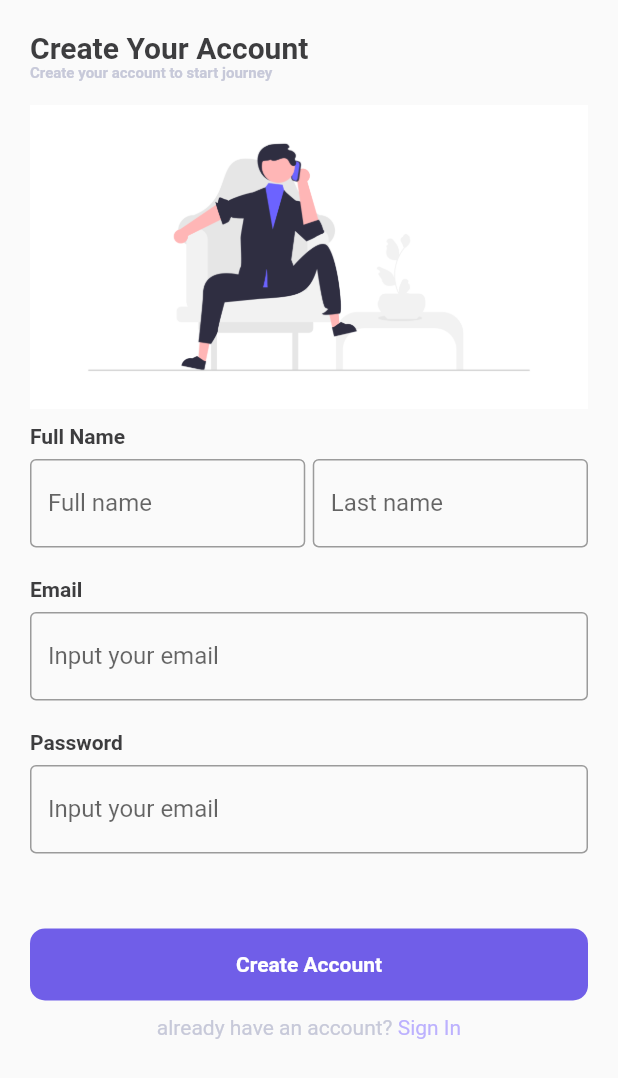
After one commit to aristrisnawan/login-signup-flutter, a Flutter app: the screen it shows after launch, after a tap on "SignUp", on a phone screen of 412 x 824 dp. The commit adds this screen. Shown: the top 1078 px of the screen. Run offline on Flutter 3.47's test engine with Material 2 defaults, Android fonts, the phone set to English and light mode, and no system bars.

Commit message:
add signup page

```diff
--- a/lib/ui/login.dart
+++ b/lib/ui/login.dart
@@ -1,5 +1,6 @@
 import 'package:flutter/material.dart';
 import 'package:login_page/custom/custom_color.dart';
+import 'package:login_page/ui/signup.dart';
 
 class LoginPage extends StatelessWidget {
   const LoginPage({super.key});
@@ -7,19 +8,31 @@ class LoginPage extends StatelessWidget {
   @override
   Widget build(BuildContext context) {
     return Scaffold(
-      body: Container(
+      body: SafeArea(
+        child: Container(
           margin: EdgeInsets.all(20),
-        child: ListView(
-          children:[ Column(
+          child: ListView(children: [
+            Column(
               crossAxisAlignment: CrossAxisAlignment.start,
               children: [
                 Container(
-              margin: EdgeInsets.fromLTRB(0, 10, 0, 30),
                   child: Column(
                     crossAxisAlignment: CrossAxisAlignment.start,
                     children: [
-                  Text("Welcome Back,",style: TextStyle(fontSize: 20,fontWeight: FontWeight.bold,color: MyColor.blackText),),
-                  Text("Login to continue your journey",style: TextStyle(fontSize: 10,fontWeight: FontWeight.w600,color: MyColor.grayPlaceholder),),
+                      Text(
+                        "Welcome Back,",
+                        style: TextStyle(
+                            fontSize: 20,
+                            fontWeight: FontWeight.bold,
+                            color: MyColor.blackText),
+                      ),
+                      Text(
+                        "Login to continue your journey",
+                        style: TextStyle(
+                            fontSize: 10,
+                            fontWeight: FontWeight.w600,
+                            color: MyColor.grayPlaceholder),
+                      ),
                     ],
                   ),
                 ),
@@ -31,20 +44,29 @@ class LoginPage extends StatelessWidget {
                   child: Column(
                     crossAxisAlignment: CrossAxisAlignment.start,
                     children: [
-                  Text("Email",style: TextStyle(color: MyColor.blackText,fontWeight: FontWeight.bold),),
+                      Text(
+                        "Email",
+                        style: TextStyle(
+                            color: MyColor.blackText,
+                            fontWeight: FontWeight.bold),
+                      ),
                       SizedBox(
                         height: 7,
                       ),
                       TextField(
                         decoration: InputDecoration(
                             hintText: "Input your email",
-                border: OutlineInputBorder()
-              ),
+                            border: OutlineInputBorder()),
                       ),
                       SizedBox(
                         height: 20,
                       ),
-            Text("Password",style: TextStyle(color: MyColor.blackText,fontWeight: FontWeight.bold),),
+                      Text(
+                        "Password",
+                        style: TextStyle(
+                            color: MyColor.blackText,
+                            fontWeight: FontWeight.bold),
+                      ),
                       SizedBox(
                         height: 7,
                       ),
@@ -52,29 +74,36 @@ class LoginPage extends StatelessWidget {
                         obscureText: true,
                         decoration: InputDecoration(
                             hintText: "Input your password",
-                border: OutlineInputBorder()
-              ),
+                            border: OutlineInputBorder()),
                       ),
                     ],
                   ),
                 ),
-            Align(alignment: Alignment.centerRight, child: Text("Forgot Password?",style: TextStyle(color: MyColor.blueText))),
+                Align(
+                    alignment: Alignment.centerRight,
+                    child: Text("Forgot Password?",
+                        style: TextStyle(color: MyColor.blueText))),
                 Container(
                   margin: EdgeInsets.fromLTRB(0, 50, 0, 10),
                   child: SizedBox(
                     height: 48,
-                width: MediaQuery.of(context).size.width/1,
+                    width: MediaQuery.of(context).size.width / 1,
                     child: Container(
                       decoration: BoxDecoration(
-                    borderRadius: BorderRadius.circular(10)
-                  ),
+                          borderRadius: BorderRadius.circular(10)),
                       child: Material(
                         borderRadius: BorderRadius.circular(10),
                         color: MyColor.btnColor,
                         child: InkWell(
                           splashColor: Colors.purple,
                           onTap: () {},
-                      child: Center(child: Text("Login",style: TextStyle(color: Colors.white,fontWeight: FontWeight.bold),)),
+                          child: Center(
+                              child: Text(
+                            "Login",
+                            style: TextStyle(
+                                color: Colors.white,
+                                fontWeight: FontWeight.bold),
+                          )),
                         ),
                       ),
                     ),
@@ -83,14 +112,28 @@ class LoginPage extends StatelessWidget {
                 Row(
                   mainAxisAlignment: MainAxisAlignment.center,
                   children: [
-                Text("Dont have account? ",style: TextStyle(color: MyColor.grayPlaceholder),),
-                InkWell(child: Text("SignUp",style: TextStyle(color: MyColor.blueText,fontWeight: FontWeight.bold),))
+                    Text(
+                      "Dont have account? ",
+                      style: TextStyle(color: MyColor.grayPlaceholder),
+                    ),
+                    InkWell(
+                        onTap: () {
+                          Navigator.push(
+                              context,
+                              MaterialPageRoute(
+                                  builder: (context) => const SignupPage()));
+                        },
+                        child: Text(
+                          "SignUp",
+                          style: TextStyle(
+                              color: MyColor.blueText,
+                              fontWeight: FontWeight.bold),
+                        ))
                   ],
                 )
-
               ],
             ),
-          ]
+          ]),
         ),
       ),
     );
--- /dev/null
+++ b/lib/ui/signup.dart
@@ -0,0 +1,162 @@
+import 'package:flutter/material.dart';
+import 'package:login_page/custom/custom_color.dart';
+
+class SignupPage extends StatelessWidget {
+  const SignupPage({super.key});
+
+  @override
+  Widget build(BuildContext context) {
+    return Scaffold(
+      body: SafeArea(
+          child: Container(
+        margin: EdgeInsets.all(20),
+        child: ListView(children: [
+          Column(
+            crossAxisAlignment: CrossAxisAlignment.start,
+            children: [
+              Text(
+                "Create Your Account",
+                style: TextStyle(
+                    fontSize: 20,
+                    fontWeight: FontWeight.bold,
+                    color: MyColor.blackText),
+              ),
+              Text(
+                "Create your account to start journey",
+                style: TextStyle(
+                    color: MyColor.grayPlaceholder,
+                    fontSize: 10,
+                    fontWeight: FontWeight.w600),
+              ),
+              Container(
+                margin: EdgeInsets.fromLTRB(0, 15, 0, 10),
+                child: Image.asset("assets/images/2.png"),
+              ),
+              Container(
+                child: Column(
+                  crossAxisAlignment: CrossAxisAlignment.start,
+                  children: [
+                    Text(
+                      "Full Name",
+                      style: TextStyle(
+                          color: MyColor.blackText,
+                          fontWeight: FontWeight.bold),
+                    ),
+                    SizedBox(
+                      height: 7,
+                    ),
+                    Row(
+                      children: [
+                        Flexible(
+                          child: SizedBox(
+                            width: MediaQuery.of(context).size.width / 2,
+                            child: TextField(
+                              decoration: InputDecoration(
+                                  hintText: "Full name",
+                                  border: OutlineInputBorder()),
+                            ),
+                          ),
+                        ),
+                        SizedBox(
+                          width: 5,
+                        ),
+                        Flexible(
+                          child: SizedBox(
+                            width: MediaQuery.of(context).size.width / 2,
+                            child: TextField(
+                              decoration: InputDecoration(
+                                  hintText: "Last name",
+                                  border: OutlineInputBorder()),
+                            ),
+                          ),
+                        ),
+                      ],
+                    ),
+                    SizedBox(
+                      height: 20,
+                    ),
+                    Text(
+                      "Email",
+                      style: TextStyle(
+                          color: MyColor.blackText,
+                          fontWeight: FontWeight.bold),
+                    ),
+                    SizedBox(
+                      height: 7,
+                    ),
+                    TextField(
+                      decoration: InputDecoration(
+                          hintText: "Input your email",
+                          border: OutlineInputBorder()),
+                    ),
+                    SizedBox(
+                      height: 20,
+                    ),
+                    Text(
+                      "Password",
+                      style: TextStyle(
+                          color: MyColor.blackText,
+                          fontWeight: FontWeight.bold),
+                    ),
+                    SizedBox(
+                      height: 7,
+                    ),
+                    TextField(
+                      obscureText: true,
+                      decoration: InputDecoration(
+                          hintText: "Input your email",
+                          border: OutlineInputBorder()),
+                    ),
+                  ],
+                ),
+              ),
+              Container(
+                margin: EdgeInsets.fromLTRB(0, 50, 0, 10),
+                child: SizedBox(
+                  height: 48,
+                  width: MediaQuery.of(context).size.width / 1,
+                  child: Container(
+                    decoration:
+                        BoxDecoration(borderRadius: BorderRadius.circular(10)),
+                    child: Material(
+                      borderRadius: BorderRadius.circular(10),
+                      color: MyColor.btnColor,
+                      child: InkWell(
+                        splashColor: Colors.purple,
+                        onTap: () {},
+                        child: Center(
+                            child: Text(
+                          "Create Account",
+                          style: TextStyle(
+                              color: Colors.white, fontWeight: FontWeight.bold),
+                        )),
+                      ),
+                    ),
+                  ),
+                ),
+              ),
+              Row(
+                mainAxisAlignment: MainAxisAlignment.center,
+                children: [
+                  Text(
+                    "already have an account?",
+                    style: TextStyle(color: MyColor.grayPlaceholder),
+                  ),
+                  InkWell(
+                    onTap: () {
+                      Navigator.pop(context);
+                    },
+                    child: Text(
+                      " Sign In",
+                      style: TextStyle(color: MyColor.blueText),
+                    ),
+                  )
+                ],
+              ),
+            ],
+          ),
+        ]),
+      )),
+    );
+  }
+}
```
Lines whose indentation alone changed are shown as unchanged.
